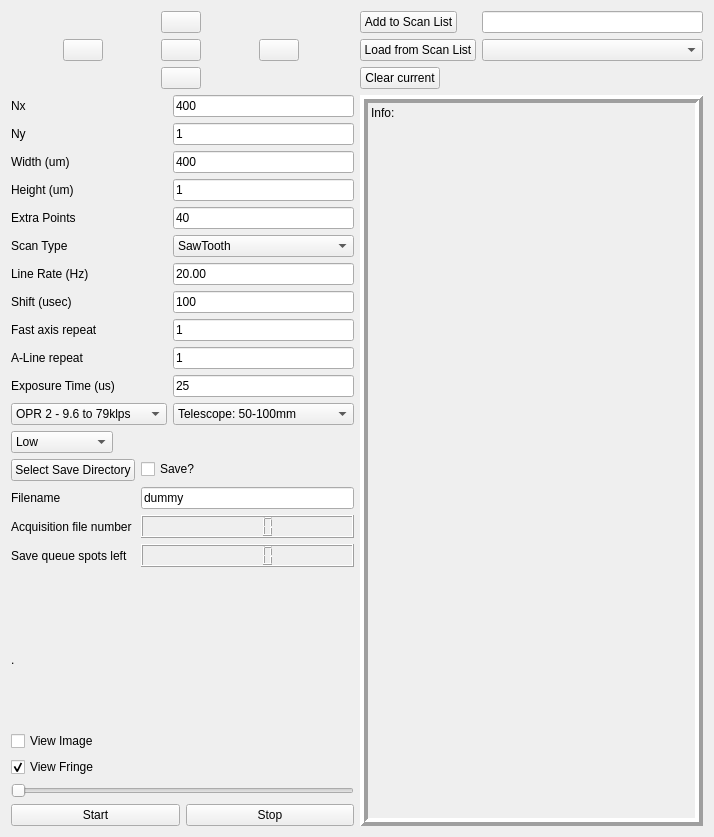
This is oct_galvos_form.ui in flesage/micro-oct-acq as Qt 5 draws it before an edit. The edited form follows.
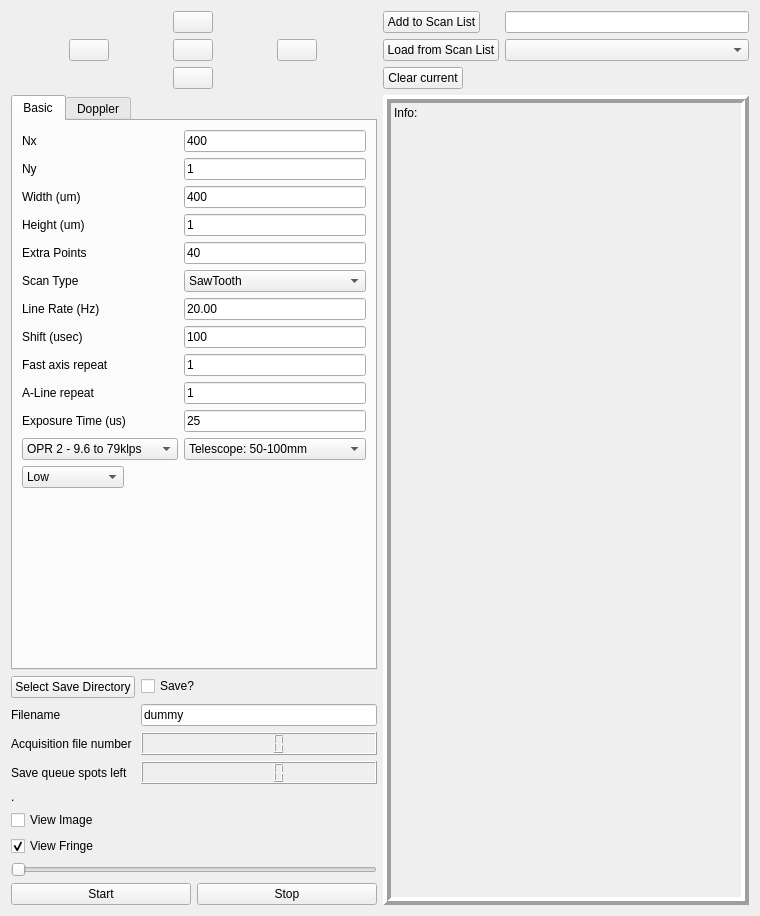
This is the edited form. The open tabs and pages were chosen to show the change. Icons and pictures are not drawn.

What changed in the file:
```diff
--- a/oct_galvos_form.ui
+++ b/oct_galvos_form.ui
@@ -6,8 +6,8 @@
    <rect>
     <x>0</x>
     <y>0</y>
-    <width>714</width>
-    <height>837</height>
+    <width>760</width>
+    <height>916</height>
    </rect>
   </property>
   <property name="sizePolicy">
@@ -142,85 +142,95 @@
       </layout>
      </item>
      <item>
+      <widget class="QTabWidget" name="tabWidget">
+       <property name="currentIndex">
+        <number>1</number>
+       </property>
+       <widget class="QWidget" name="tab">
+        <attribute name="title">
+         <string>Basic</string>
+        </attribute>
+        <layout class="QVBoxLayout" name="verticalLayout_3">
+         <item>
       <layout class="QFormLayout" name="formLayout">
-       <item row="0" column="0">
+           <item row="1" column="0">
         <widget class="QLabel" name="label_nx">
          <property name="text">
           <string>Nx</string>
          </property>
         </widget>
        </item>
-       <item row="0" column="1">
+           <item row="1" column="1">
         <widget class="QLineEdit" name="lineEdit_nx">
          <property name="text">
           <string>400</string>
          </property>
         </widget>
        </item>
-       <item row="1" column="0">
+           <item row="2" column="0">
         <widget class="QLabel" name="label_ny">
          <property name="text">
           <string>Ny</string>
          </property>
         </widget>
        </item>
-       <item row="1" column="1">
+           <item row="2" column="1">
         <widget class="QLineEdit" name="lineEdit_ny">
          <property name="text">
           <string>1</string>
          </property>
         </widget>
        </item>
-       <item row="2" column="0">
+           <item row="3" column="0">
         <widget class="QLabel" name="label_3">
          <property name="text">
           <string>Width (um)</string>
          </property>
         </widget>
        </item>
-       <item row="2" column="1">
+           <item row="3" column="1">
         <widget class="QLineEdit" name="lineEdit_width">
          <property name="text">
           <string>400</string>
          </property>
         </widget>
        </item>
-       <item row="3" column="0">
+           <item row="4" column="0">
         <widget class="QLabel" name="label_4">
          <property name="text">
           <string>Height (um)</string>
          </property>
         </widget>
        </item>
-       <item row="3" column="1">
+           <item row="4" column="1">
         <widget class="QLineEdit" name="lineEdit_height">
          <property name="text">
           <string>1</string>
          </property>
         </widget>
        </item>
-       <item row="4" column="0">
+           <item row="5" column="0">
         <widget class="QLabel" name="label_6">
          <property name="text">
           <string>Extra Points</string>
          </property>
         </widget>
        </item>
-       <item row="4" column="1">
+           <item row="5" column="1">
         <widget class="QLineEdit" name="lineEdit_extrapoints">
          <property name="text">
           <string>40</string>
          </property>
         </widget>
        </item>
-       <item row="5" column="0">
+           <item row="6" column="0">
         <widget class="QLabel" name="label_5">
          <property name="text">
           <string>Scan Type</string>
          </property>
         </widget>
        </item>
-       <item row="5" column="1">
+           <item row="6" column="1">
         <widget class="QComboBox" name="comboBox_scantype">
          <item>
           <property name="text">
@@ -234,35 +244,42 @@
          </item>
         </widget>
        </item>
-       <item row="6" column="0">
+           <item row="7" column="0">
         <widget class="QLabel" name="label_8">
          <property name="text">
           <string>Line Rate (Hz)</string>
          </property>
         </widget>
        </item>
-       <item row="6" column="1">
+           <item row="7" column="1">
         <widget class="QLineEdit" name="lineEdit_linerate">
          <property name="text">
           <string>20.00</string>
          </property>
         </widget>
        </item>
-       <item row="7" column="0">
+           <item row="8" column="0">
         <widget class="QLabel" name="label_7">
          <property name="text">
           <string>Shift (usec)</string>
          </property>
         </widget>
        </item>
-       <item row="8" column="0">
+           <item row="8" column="1">
+            <widget class="QLineEdit" name="lineEdit_shift">
+             <property name="text">
+              <string>100</string>
+             </property>
+            </widget>
+           </item>
+           <item row="9" column="0">
         <widget class="QLabel" name="label_9">
          <property name="text">
           <string>Fast axis repeat</string>
          </property>
         </widget>
        </item>
-       <item row="8" column="1">
+           <item row="9" column="1">
         <widget class="QLineEdit" name="lineEdit_fastaxisrepeat">
          <property name="text">
           <string>1</string>
@@ -270,20 +287,34 @@
         </widget>
        </item>
        <item row="10" column="0">
+            <widget class="QLabel" name="label_2">
+             <property name="text">
+              <string>A-Line repeat</string>
+             </property>
+            </widget>
+           </item>
+           <item row="10" column="1">
+            <widget class="QLineEdit" name="lineEdit_aline_repeat">
+             <property name="text">
+              <string>1</string>
+             </property>
+            </widget>
+           </item>
+           <item row="11" column="0">
         <widget class="QLabel" name="label">
          <property name="text">
           <string>Exposure Time (us)</string>
          </property>
         </widget>
        </item>
-       <item row="10" column="1">
+           <item row="11" column="1">
         <widget class="QLineEdit" name="lineEdit_exposure">
          <property name="text">
           <string>25</string>
          </property>
         </widget>
        </item>
-       <item row="11" column="0">
+           <item row="12" column="0">
         <widget class="QComboBox" name="comboBox_opr">
          <item>
           <property name="text">
@@ -302,7 +333,21 @@
          </item>
         </widget>
        </item>
-       <item row="12" column="0">
+           <item row="12" column="1">
+            <widget class="QComboBox" name="comboBox_telescope">
+             <item>
+              <property name="text">
+               <string>Telescope: 50-100mm</string>
+              </property>
+             </item>
+             <item>
+              <property name="text">
+               <string>Telescope: 75-75mm</string>
+              </property>
+             </item>
+            </widget>
+           </item>
+           <item row="13" column="0">
         <widget class="QComboBox" name="comboBox_sensitivity">
          <property name="currentText">
           <string>Low</string>
@@ -332,42 +377,50 @@
          </item>
         </widget>
        </item>
-       <item row="9" column="0">
-        <widget class="QLabel" name="label_2">
+          </layout>
+         </item>
+        </layout>
+       </widget>
+       <widget class="QWidget" name="tab_2">
+        <attribute name="title">
+         <string>Doppler</string>
+        </attribute>
+        <layout class="QVBoxLayout" name="verticalLayout_4">
+         <item>
+          <layout class="QFormLayout" name="formLayout_4">
+           <item row="0" column="0">
+            <widget class="QLabel" name="label_13">
          <property name="text">
-          <string>A-Line repeat</string>
+              <string>HPF Time Constant (msec)</string>
          </property>
         </widget>
        </item>
-       <item row="9" column="1">
-        <widget class="QLineEdit" name="lineEdit_aline_repeat">
+           <item row="1" column="0">
+            <widget class="QLabel" name="label_14">
          <property name="text">
-          <string>1</string>
+              <string>Spatial Kernel Size (um)</string>
          </property>
         </widget>
        </item>
-       <item row="11" column="1">
-        <widget class="QComboBox" name="comboBox_telescope">
-         <item>
+           <item row="0" column="1">
+            <widget class="QLineEdit" name="lineEdit_doppler_hpf">
           <property name="text">
-           <string>Telescope: 50-100mm</string>
-          </property>
-         </item>
-         <item>
-          <property name="text">
-           <string>Telescope: 75-75mm</string>
-          </property>
-         </item>
-        </widget>
-       </item>
-       <item row="7" column="1">
-        <widget class="QLineEdit" name="lineEdit_shift">
+              <string>10</string>
+             </property>
+            </widget>
+           </item>
+           <item row="1" column="1">
+            <widget class="QLineEdit" name="lineEdit_doppler_spatial_kernel">
          <property name="text">
-          <string>100</string>
+              <string>10</string>
          </property>
         </widget>
        </item>
       </layout>
+         </item>
+        </layout>
+       </widget>
+      </widget>
      </item>
      <item>
       <layout class="QFormLayout" name="formLayout_2">
```
Lines whose indentation alone changed are shown as unchanged.
